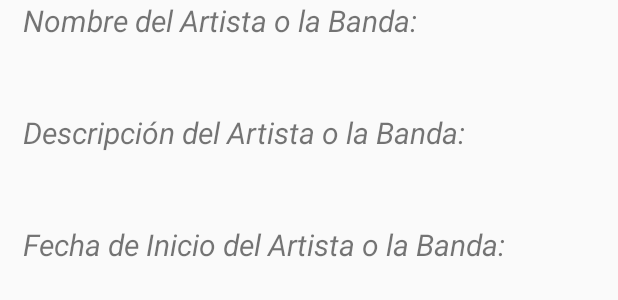
After one commit to ACardenasJ/DesarrolloMovilMISO, an Android app: the layout activity_detalle_artista.xml on its own in the app's theme, with its tools: preview values and no code run, on a phone screen of 412 x 824 dp. The commit adds this screen. Shown: the top 300 px of the screen. Run offline under Robolectric (Android 15) with nearby library versions, the phone set to English and light mode, and no system bars; network calls fail.

Commit message:
Actualizar HU dedetales de Banda

```diff
--- a/app/src/main/java/com/example/movilmisodreamteam2022/ui/CrearArtistaActivity.kt
+++ b/app/src/main/java/com/example/movilmisodreamteam2022/ui/CrearArtistaActivity.kt
@@ -22,7 +22,7 @@ class CrearArtistaActivity : AppCompatActivity() {
     private lateinit var viewModel: ArtistaViewModel
     override fun onCreate(savedInstanceState: Bundle?) {
         super.onCreate(savedInstanceState)
-        setContentView(R.layout.activity_cartista)
+        setContentView(R.layout.activity_crear_artista)
         var parentLayout: View = findViewById(android.R.id.content)
         var EDNombre: EditText = findViewById<EditText>(R.id.EDNombre)
         var EDYear: EditText = findViewById<EditText>(R.id.EDYear)
@@ -75,7 +75,6 @@ class CrearArtistaActivity : AppCompatActivity() {
     }
 
     fun CrearArtista_(acti: Activity, nombre: String, year:String, fav_song: String, gen: String, desc: String){
-
         val postParams = mapOf<String, Any>(
             "name" to nombre,
             "image" to img_basic,
--- /dev/null
+++ b/app/src/main/res/layout/activity_detalle_artista.xml
@@ -0,0 +1,71 @@
+<?xml version="1.0" encoding="utf-8"?>
+<ScrollView
+    xmlns:android="http://schemas.android.com/apk/res/android"
+    xmlns:tools="http://schemas.android.com/tools"
+    android:layout_width="fill_parent"
+    android:layout_height="match_parent"
+    tools:context=".ui.CrearArtistaActivity"
+    >
+    <LinearLayout
+        android:layout_width="match_parent"
+        android:layout_height="match_parent"
+        android:paddingLeft="15dp"
+        android:paddingRight="15dp"
+        android:orientation="vertical"
+        >
+        <TextView
+            android:id="@+id/lblDetalleNombre"
+            android:layout_width="match_parent"
+            android:layout_height="wrap_content"
+            android:text="Nombre del Artista o la Banda:"
+            android:textStyle="italic"
+            android:textSize="20dp" />
+        <Space
+            android:layout_width="match_parent"
+            android:layout_height="20dp"/>
+
+        <TextView
+            android:id="@+id/lblDetalleNombreTxt"
+            android:layout_width="match_parent"
+            android:layout_height="wrap_content"
+            android:textStyle="italic"
+            android:textSize="20dp" />
+
+        <TextView
+            android:id="@+id/lblDetalleDescripcion"
+            android:layout_width="match_parent"
+            android:layout_height="wrap_content"
+            android:text="Descripción del Artista o la Banda:"
+            android:textStyle="italic"
+            android:textSize="20dp" />
+        <Space
+            android:layout_width="match_parent"
+            android:layout_height="20dp"/>
+
+        <TextView
+            android:id="@+id/lblDetalleDescripcionTxt"
+            android:layout_width="match_parent"
+            android:layout_height="wrap_content"
+            android:textStyle="italic"
+            android:textSize="20dp" />
+
+        <TextView
+            android:id="@+id/lblDetalleFechaDeInicio"
+            android:layout_width="match_parent"
+            android:layout_height="wrap_content"
+            android:text="Fecha de Inicio del Artista o la Banda:"
+            android:textStyle="italic"
+            android:textSize="20dp" />
+        <Space
+            android:layout_width="match_parent"
+            android:layout_height="20dp"/>
+
+        <TextView
+            android:id="@+id/lblDetalleFechaDeInicioTxt"
+            android:layout_width="match_parent"
+            android:layout_height="wrap_content"
+            android:textStyle="italic"
+            android:textSize="20dp" />
+
+    </LinearLayout>
+</ScrollView>
--- a/app/src/main/res/navigation/nav_graph.xml
+++ b/app/src/main/res/navigation/nav_graph.xml
@@ -42,7 +42,7 @@
         android:id="@+id/crear_artistaFragment"
         android:name="com.example.movilmisodreamteam2022.ui.CrearArtistaActivity"
         android:label="Crear Artista"
-        tools:layout="@layout/activity_cartista" >
+        tools:layout="@layout/activity_crear_artista" >
         <action
             android:id="@+id/action_cartistFragment_to_artistFragment"
             app:destination="@id/artistaFragment" />
--- a/app/src/main/res/values/strings.xml
+++ b/app/src/main/res/values/strings.xml
@@ -25,4 +25,5 @@
         <item>Elektra</item>
         <item>Fania Records</item>
     </string-array>
+    <string name="title_activity_detalle_artista">DetalleArtistaActivity</string>
 </resources>
```
Also changed, not shown: app/src/main/AndroidManifest.xml (+22 -6 lines), app/src/main/java/com/example/movilmisodreamteam2022/repositories/ArtistaRepository.kt (+11 -2 lines), app/src/main/java/com/example/movilmisodreamteam2022/ui/DetalleArtistaActivity.kt (added, +23 -0 lines), app/src/main/java/com/example/movilmisodreamteam2022/viewmodels/ArtistaViewModel.kt (+17 -0 lines), app/src/main/res/navigation/nav_graph2.xml (added, +28 -0 lines), app/src/main/res/layout/activity_crear_artista.xml (renamed from app/src/main/res/layout/activity_cartista.xml).
